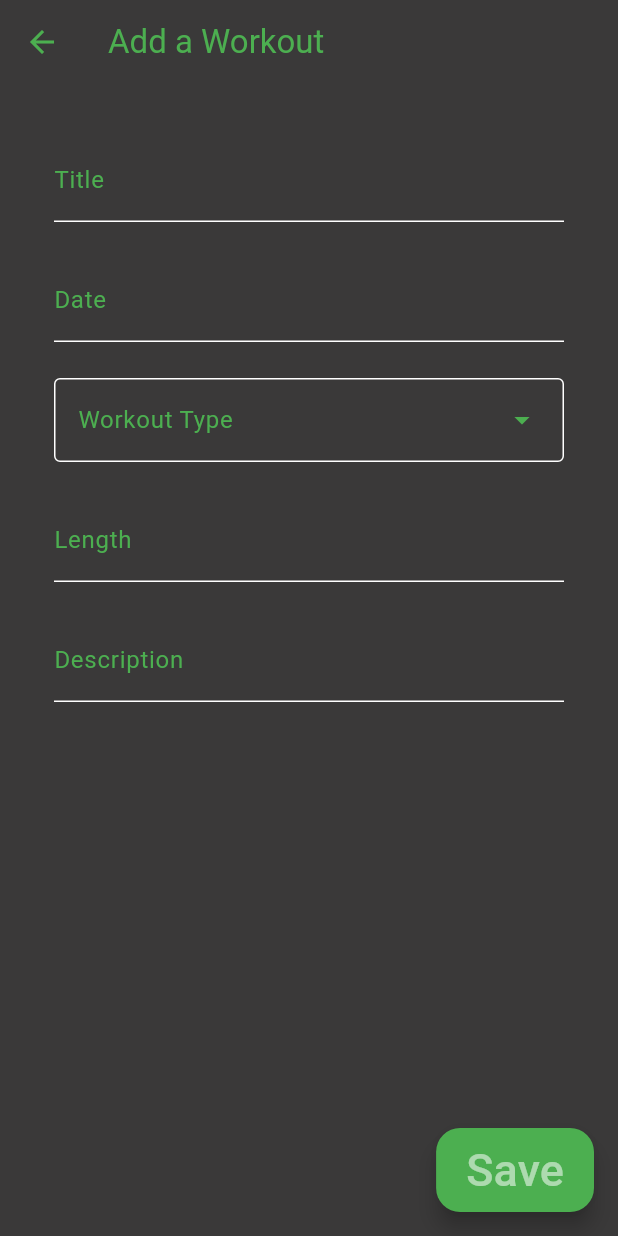
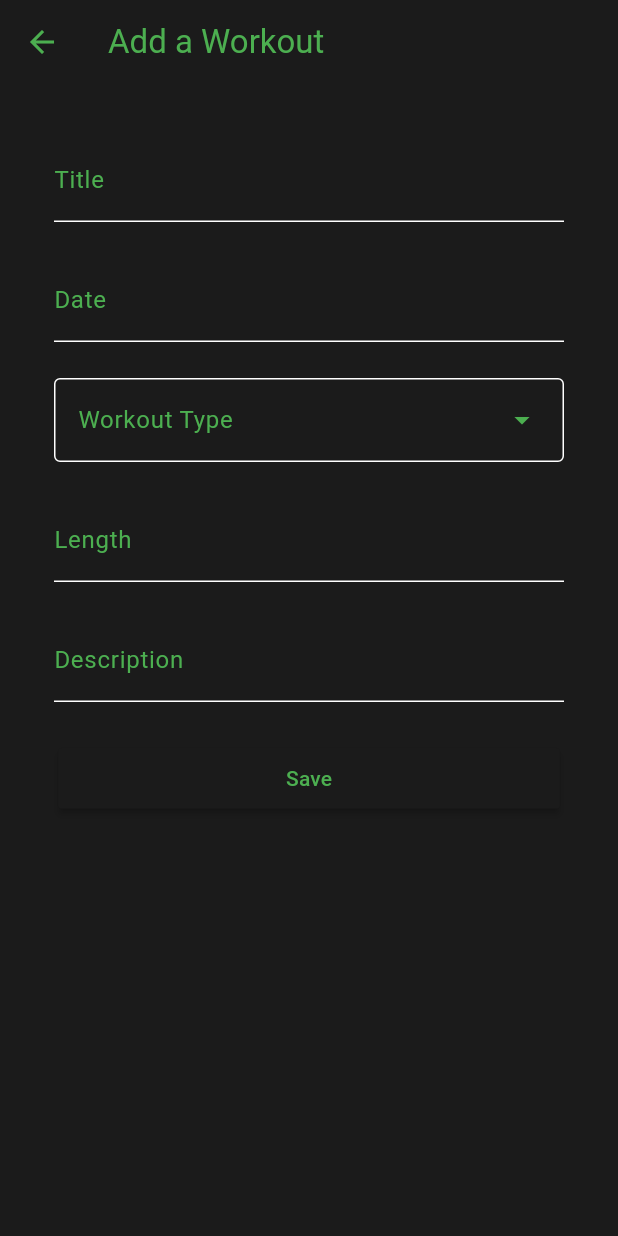
Before and after one commit to troytomasch/WorkoutTracker, a Flutter app: the screen it shows after launch, after a tap on "Add", on a phone screen of 412 x 824 dp. Run offline on Flutter 3.47's test engine with Material 3 defaults, Android fonts, the phone set to English and light mode, and no system bars.

Commit message:
Updating tracker

```diff
--- /dev/null
+++ b/lib/components/button.dart
@@ -0,0 +1,26 @@
+import 'package:flutter/material.dart';
+
+class MyButton extends StatelessWidget {
+  final String text;
+  final VoidCallback onPressed;
+
+  const MyButton({super.key, required this.text, required this.onPressed});
+
+  @override
+  Widget build(BuildContext context) {
+    return Padding(
+      padding: const EdgeInsets.all(15),
+      child: MaterialButton(
+        height: 40,
+        padding: EdgeInsets.all(5),
+        onPressed: onPressed,
+        splashColor: Theme.of(context).colorScheme.secondary,
+        color: Theme.of(context).colorScheme.surface,
+        child: Text(
+          text,
+          style: TextStyle(color: Theme.of(context).colorScheme.onSurface),
+        ),
+      ),
+    );
+  }
+}
--- a/lib/components/workout_tile.dart
+++ b/lib/components/workout_tile.dart
@@ -26,7 +26,7 @@ class WorkoutTile extends StatelessWidget {
                     : (workout.type == WorkoutType.bike
                         ? Icons.directions_bike
                         : Icons.fitness_center),
-                color: Theme.of(context).primaryColor,
+                color: Theme.of(context).splashColor,
               )
             ]),
             Text(
--- a/lib/main.dart
+++ b/lib/main.dart
@@ -1,7 +1,7 @@
 import 'package:flutter/material.dart';
-import 'package:workout_tracker/pages/add_workout.dart';
 import 'package:workout_tracker/pages/stats.dart';
 import 'package:workout_tracker/pages/workouts.dart';
+import 'package:workout_tracker/objects/workout.dart';
 
 void main() {
   runApp(MainApp());
@@ -15,9 +15,17 @@ class MainApp extends StatefulWidget {
 }
 
 class _MainAppState extends State<MainApp> {
-  final List _pages = [Workouts(), Stats()];
+  int _selectedPage = 0;
 
-  int _selectedPage = 0;
+  static List<Workout> workoutsList = [
+    Workout("Easy Run", 1, "1/24/2024", "Chilling.", WorkoutType.run),
+    Workout("Weight Lifting", 0.5, "1/24/2024", "All squats, all the time.",
+        WorkoutType.lift),
+    Workout("Long Bike", 2, "1/20/2024", "Went for a long bike ride.",
+        WorkoutType.bike)
+  ];
+
+  final _pages = [Workouts(workoutsList: workoutsList), const Stats()];
 
   void _nagivateBottomBar(int index) {
     setState(() {
@@ -29,9 +37,10 @@ class _MainAppState extends State<MainApp> {
   Widget build(BuildContext context) {
     return MaterialApp(
       routes: {
-        '/workouts': (context) => Workouts(),
+        '/workouts': (context) => Workouts(
+              workoutsList: workoutsList,
+            ),
         '/stats': (context) => Stats(),
-        '/add': (context) => AddWorkout()
       },
       debugShowCheckedModeBanner: false,
       theme: ThemeData(
@@ -39,14 +48,14 @@ class _MainAppState extends State<MainApp> {
           colorScheme: const ColorScheme(
             primary: Color.fromARGB(255, 58, 57, 57),
             brightness: Brightness.dark,
-            onPrimary: Colors.white54,
+            onPrimary: Colors.white70,
             secondary: Colors.green,
             onSecondary: Colors.white,
             error: Colors.redAccent,
             onError: Colors.white,
             background: Color.fromARGB(255, 58, 57, 57),
             onBackground: Colors.white,
-            surface: Color.fromARGB(255, 58, 57, 57),
+            surface: Color.fromARGB(255, 27, 27, 27),
             onSurface: Colors.green,
           )),
       home: Scaffold(
--- a/lib/pages/add_workout.dart
+++ b/lib/pages/add_workout.dart
@@ -1,12 +1,25 @@
 import 'dart:ui';
 
 import 'package:flutter/material.dart';
+import 'package:workout_tracker/components/button.dart';
 import 'package:workout_tracker/objects/workout.dart';
 
 class AddWorkout extends StatelessWidget {
-  const AddWorkout({super.key});
+  final void Function(String title, double length, String date,
+      String description, WorkoutType type) saveWorkout;
 
-  void saveActivity() {}
+  AddWorkout({super.key, required this.saveWorkout});
+
+  void submitWorkout() {
+    saveWorkout(title.text, double.parse(length.text), date.text,
+        description.text, WorkoutType.bike);
+  }
+
+  TextEditingController title = TextEditingController();
+  TextEditingController date = TextEditingController();
+  TextEditingController description = TextEditingController();
+  TextEditingController type = TextEditingController();
+  TextEditingController length = TextEditingController();
 
   @override
   Widget build(BuildContext context) {
@@ -14,19 +27,15 @@ class AddWorkout extends StatelessWidget {
       appBar: AppBar(
         title: Text("Add a Workout"),
       ),
-      floatingActionButton: FloatingActionButton.extended(
-        backgroundColor: Theme.of(context).colorScheme.secondary,
-        onPressed: () {},
-        label: Text("Save", style: TextStyle(fontSize: 30)),
-      ),
       body: Padding(
-        padding: EdgeInsets.all(24),
+        padding: const EdgeInsets.all(24),
         child: ListView(
-          children: const [
+          children: [
             Padding(
-              padding: EdgeInsets.all(12),
+              padding: const EdgeInsets.all(12),
               child: TextField(
-                decoration: InputDecoration(
+                controller: title,
+                decoration: const InputDecoration(
                     label: Text("Title"), hintText: "Enter your title here"),
               ),
             ),
@@ -39,18 +48,26 @@ class AddWorkout extends StatelessWidget {
                   hintText: "Enter the date here",
                 ),
                 selectionHeightStyle: BoxHeightStyle.max,
+                controller: date,
               ),
             ),
             Padding(
               padding: EdgeInsets.all(12),
               child: DropdownMenu(
                 width: 350,
-                dropdownMenuEntries: [
+                controller: type,
+                menuStyle: MenuStyle(
+                    backgroundColor: MaterialStatePropertyAll(
+                        Theme.of(context).colorScheme.surface)),
+                dropdownMenuEntries: const [
                   DropdownMenuEntry(value: WorkoutType.run, label: "Run"),
                   DropdownMenuEntry(value: WorkoutType.bike, label: "Bike"),
-                  DropdownMenuEntry(value: WorkoutType.lift, label: "Lift")
+                  DropdownMenuEntry(
+                    value: WorkoutType.lift,
+                    label: "Lift",
+                  )
                 ],
-                label: Text("Workout Type"),
+                label: const Text("Workout Type"),
               ),
             ),
             Padding(
@@ -61,24 +78,25 @@ class AddWorkout extends StatelessWidget {
                     label: Text("Length"),
                     hintText: "Enter the length of the workout here"),
                 selectionHeightStyle: BoxHeightStyle.max,
+                controller: length,
               ),
             ),
             Padding(
               padding: EdgeInsets.all(12),
               child: TextField(
+                controller: description,
                 decoration: InputDecoration(
                     label: Text("Description"),
                     hintText: "Enter the desrciption here"),
               ),
             ),
+            MyButton(
+              text: "Save",
+              onPressed: submitWorkout,
+            )
           ],
         ),
       ),
     );
-    // return const Column(children: [
-    //   TextField(
-    //     decoration: InputDecoration(label: Text("Title")),
-    //   ),
-    // ]);
   }
 }
--- a/lib/pages/workouts.dart
+++ b/lib/pages/workouts.dart
@@ -1,26 +1,27 @@
 import 'package:flutter/material.dart';
 import 'package:workout_tracker/components/workout_tile.dart';
 import 'package:workout_tracker/objects/workout.dart';
+import 'package:workout_tracker/pages/add_workout.dart';
 
 class Workouts extends StatefulWidget {
-  Workouts({super.key});
+  final List<Workout> workoutsList;
+
+  Workouts({super.key, required this.workoutsList});
 
   @override
   State<Workouts> createState() => _WorkoutsState();
 }
 
 class _WorkoutsState extends State<Workouts> {
-  List<Workout> workoutsList = [
-    Workout("Easy Run", 1, "1/24/2024", "Chilling.", WorkoutType.run),
-    Workout("Weight Lifting", 0.5, "1/24/2024", "All squats, all the time.",
-        WorkoutType.lift),
-    Workout("Long Bike", 2, "1/20/2024", "Went for a long bike ride.",
-        WorkoutType.bike)
-  ];
-
   void addWorkout() {
     Navigator.pushNamed(context, '/stats');
-    // workoutsList.add(Workout(title, length, date, description, type));
+  }
+
+  void saveWorkout(title, length, date, description, type) {
+    setState(() {
+      widget.workoutsList.add(Workout(title, length, date, description, type));
+      Navigator.pop(context);
+    });
   }
 
   @override
@@ -29,7 +30,10 @@ class _WorkoutsState extends State<Workouts> {
       floatingActionButton: FloatingActionButton.extended(
         backgroundColor: Theme.of(context).colorScheme.secondary,
         onPressed: () {
-          Navigator.pushNamed(context, '/add');
+          Navigator.push(
+              context,
+              MaterialPageRoute(
+                  builder: (context) => AddWorkout(saveWorkout: saveWorkout)));
         },
         label: const Row(
           children: [
@@ -42,9 +46,9 @@ class _WorkoutsState extends State<Workouts> {
         ),
       ),
       body: ListView.builder(
-        itemCount: workoutsList.length,
+        itemCount: widget.workoutsList.length,
         itemBuilder: (context, index) => WorkoutTile(
-          workout: workoutsList[index],
+          workout: widget.workoutsList[index],
         ),
       ),
     );
```
